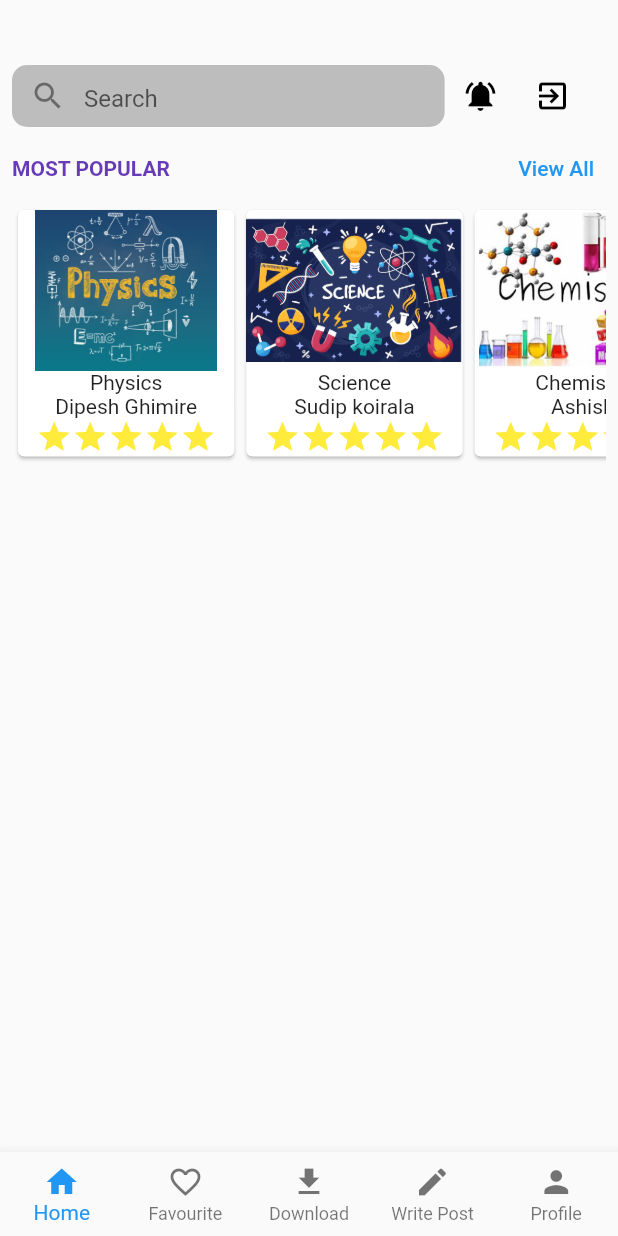
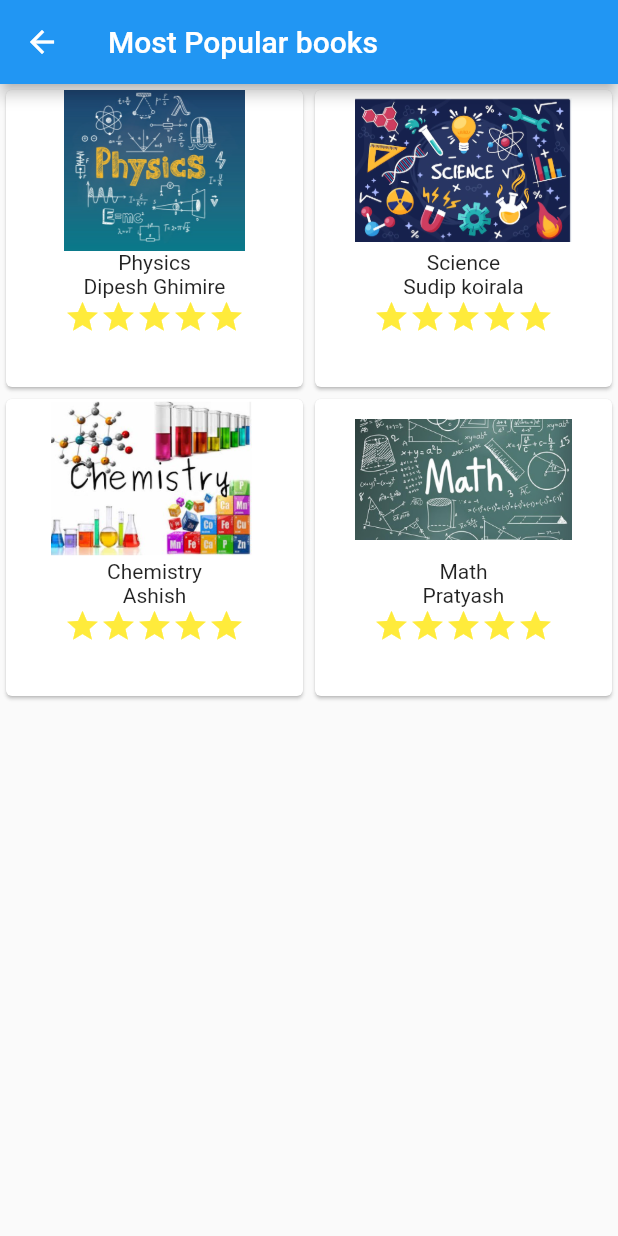
Before and after one commit to Dipesh905/openbooks-flutter, a Flutter app: the screen it shows once a user with an empty profile is signed in, after a tap on "View All", on a phone screen of 412 x 824 dp. Run offline on Flutter 3.47's test engine with Material 2 defaults, Android fonts, the phone set to English and light mode, and no system bars; our stand-ins replace firebase_auth, firebase_core, font_awesome_flutter, google_sign_in; missing offline and left inert: flutter_facebook_auth, twitter_login; accounts and stored records are empty.

Commit message:
implemented search feature and mostpopular  gridview screen added

```diff
--- a/lib/models/books_model.dart
+++ b/lib/models/books_model.dart
@@ -10,3 +10,30 @@ class BooksModel {
       required this.bookDiscription,
       required this.bookimage});
 }
+
+List<BooksModel> listofBooks = [
+  BooksModel(
+      bookTitle: 'Physics',
+      bookWriter: 'Dipesh Ghimire',
+      bookDiscription:
+          'Physics is the natural science that studies matter, its fundamental constituents, its motion and behavior through space and time, and the related entities of energy and force. Physics is one of the most fundamental scientific disciplines, with its main goal being to understand how the universe behaves. ',
+      bookimage: 'assets/physics.PNG'),
+  BooksModel(
+      bookTitle: 'Science',
+      bookWriter: 'Sudip koirala',
+      bookDiscription:
+          'Science is a systematic enterprise that builds and organizes knowledge in the form of testable explanations and predictions about the universe ',
+      bookimage: 'assets/science.PNG'),
+  BooksModel(
+      bookTitle: 'Chemistry',
+      bookWriter: 'Ashish',
+      bookDiscription:
+          'Chemistry is the scientific study of the properties and behavior of matter. It is a natural science that covers the elements that make up matter to the compounds composed of atoms, molecules and ions',
+      bookimage: 'assets/chemistry.PNG'),
+  BooksModel(
+      bookTitle: 'Math',
+      bookWriter: 'Pratyash',
+      bookDiscription:
+          'Mathematics is an area of knowledge that includes such topics as numbers, formulas and related structures, shapes and the spaces in which they are contained, and quantities and their changes. Most mathematical activity involves discovering and proving properties of abstract objects by pure reasoning',
+      bookimage: 'assets/math.PNG')
+];
--- a/lib/screens/home_screen.dart
+++ b/lib/screens/home_screen.dart
@@ -24,7 +24,7 @@ class HomeScreen extends StatelessWidget {
                 child: ListView(
                   children: const [
                     MostPopularBooks(),
-                    //   TrendingBooks(),
+                    //  TrendingBooks(),
                     //   RatedBooks(),
                     //   PopularPoems(),
                     //   PopularStories(),
--- /dev/null
+++ b/lib/screens/most_popular_gridview_screen.dart
@@ -0,0 +1,110 @@
+import 'package:flutter/material.dart';
+import 'package:openbooks/models/books_model.dart';
+
+class MostPopularGridViewScreen extends StatefulWidget {
+  const MostPopularGridViewScreen({Key? key}) : super(key: key);
+
+  @override
+  State<MostPopularGridViewScreen> createState() =>
+      _MostPopularGridViewScreenState();
+}
+
+class _MostPopularGridViewScreenState extends State<MostPopularGridViewScreen> {
+  @override
+  Widget build(BuildContext context) {
+    return Scaffold(
+      appBar: AppBar(
+        title: const Text('Most Popular books'),
+      ),
+      body: SingleChildScrollView(
+          child: Column(
+        children: [
+          GridView.builder(
+            shrinkWrap: true,
+            gridDelegate: const SliverGridDelegateWithFixedCrossAxisCount(
+              crossAxisCount: 2,
+            ),
+            itemCount: listofBooks.length,
+            itemBuilder: (BuildContext context, int index) {
+              return Card(
+                child: Column(
+                  children: [
+                    SizedBox(
+                      height: MediaQuery.of(context).size.height * 0.2,
+                      width: MediaQuery.of(context).size.width * 0.35,
+                      child: Column(
+                        children: [
+                          SizedBox(
+                              height: MediaQuery.of(context).size.height * 0.13,
+                              width: MediaQuery.of(context).size.width * 0.35,
+                              //  color: Colors.blue,
+                              child: Image.asset(listofBooks[index].bookimage)),
+                          Text(listofBooks[index].bookTitle),
+                          Text(listofBooks[index].bookWriter),
+                          Row(
+                            mainAxisAlignment: MainAxisAlignment.center,
+                            children: const [
+                              Icon(
+                                Icons.star,
+                                color: Colors.yellow,
+                              ),
+                              Icon(
+                                Icons.star,
+                                color: Colors.yellow,
+                              ),
+                              Icon(
+                                Icons.star,
+                                color: Colors.yellow,
+                              ),
+                              Icon(
+                                Icons.star,
+                                color: Colors.yellow,
+                              ),
+                              Icon(
+                                Icons.star,
+                                color: Colors.yellow,
+                              ),
+                            ],
+                          ),
+                        ],
+                      ),
+                    ),
+                  ],
+                ),
+              );
+
+              //  Card(
+              //   child: Container(
+              //     height: 30,
+              //     width: 30,
+              //     color: Colors.amber,
+              //   ),
+              // );
+            },
+          ),
+          // GridView.count(
+          //   shrinkWrap: true,
+          //   crossAxisSpacing: 1,
+          //   mainAxisSpacing: 2,
+          //   crossAxisCount: 2,
+          //   children: <Widget>[
+          //     ListView.builder(
+          //       sc
+          //       itemCount: 5,
+          //       itemBuilder: (BuildContext context, int index) {
+          //         return Card(
+          //           child: Container(
+          //             height: 30,
+          //             width: 30,
+          //             color: Colors.amber,
+          //           ),
+          //         );
+          //       },
+          //     ),
+          //   ],
+          // ),
+        ],
+      )),
+    );
+  }
+}
--- a/lib/widgets/books_details_card.dart
+++ b/lib/widgets/books_details_card.dart
@@ -12,33 +12,6 @@ class BooksDetailCard extends StatefulWidget {
 }
 
 class _BooksDetailCardState extends State<BooksDetailCard> {
-  List<BooksModel> listofBooks = [
-    BooksModel(
-        bookTitle: 'Physics',
-        bookWriter: 'Dipesh Ghimire',
-        bookDiscription:
-            'Physics is the natural science that studies matter, its fundamental constituents, its motion and behavior through space and time, and the related entities of energy and force. Physics is one of the most fundamental scientific disciplines, with its main goal being to understand how the universe behaves. ',
-        bookimage: 'assets/physics.PNG'),
-    BooksModel(
-        bookTitle: 'Science',
-        bookWriter: 'Sudip koirala',
-        bookDiscription:
-            'Science is a systematic enterprise that builds and organizes knowledge in the form of testable explanations and predictions about the universe ',
-        bookimage: 'assets/science.PNG'),
-    BooksModel(
-        bookTitle: 'Chemistry',
-        bookWriter: 'Ashish',
-        bookDiscription:
-            'Chemistry is the scientific study of the properties and behavior of matter. It is a natural science that covers the elements that make up matter to the compounds composed of atoms, molecules and ions',
-        bookimage: 'assets/chemistry.PNG'),
-    BooksModel(
-        bookTitle: 'Math',
-        bookWriter: 'Pratyash',
-        bookDiscription:
-            'Mathematics is an area of knowledge that includes such topics as numbers, formulas and related structures, shapes and the spaces in which they are contained, and quantities and their changes. Most mathematical activity involves discovering and proving properties of abstract objects by pure reasoning',
-        bookimage: 'assets/math.PNG')
-  ];
-
   @override
   Widget build(BuildContext context) {
     return ListView.builder(
@@ -67,7 +40,7 @@ class _BooksDetailCardState extends State<BooksDetailCard> {
                   width: MediaQuery.of(context).size.width * 0.35,
                   child: Column(
                     children: [
-                      Container(
+                      SizedBox(
                           height: MediaQuery.of(context).size.height * 0.13,
                           width: MediaQuery.of(context).size.width * 0.35,
                           //  color: Colors.blue,
--- a/lib/widgets/homepage_appbar.dart
+++ b/lib/widgets/homepage_appbar.dart
@@ -1,4 +1,5 @@
 import 'package:flutter/material.dart';
+import 'package:openbooks/screens/search_screen.dart';
 import 'package:openbooks/utils/google_auth_helper.dart';
 
 class HomePageAppBar extends StatelessWidget {
@@ -12,7 +13,7 @@ class HomePageAppBar extends StatelessWidget {
       children: [
         Container(
           height: MediaQuery.of(context).size.height * 0.05,
-          width: MediaQuery.of(context).size.width * 0.7,
+          width: MediaQuery.of(context).size.width * 0.55,
           decoration: BoxDecoration(
               color: Colors.grey[400], borderRadius: BorderRadius.circular(10)),
           child: Center(
@@ -23,6 +24,16 @@ class HomePageAppBar extends StatelessWidget {
                   prefixIcon: Icon(Icons.search),
                   hintText: 'Search'),
             ),
+          ),
+        ),
+        IconButton(
+          onPressed: () {
+            Navigator.push(context,
+                MaterialPageRoute(builder: (_) => const SearchScreen()));
+          },
+          icon: const Icon(
+            Icons.search,
+            color: Colors.black,
           ),
         ),
         IconButton(
--- a/lib/widgets/most_popular_books.dart
+++ b/lib/widgets/most_popular_books.dart
@@ -1,4 +1,5 @@
 import 'package:flutter/material.dart';
+import 'package:openbooks/screens/most_popular_gridview_screen.dart';
 import 'package:openbooks/widgets/books_details_card.dart';
 import 'package:openbooks/widgets/reusable_topic_section.dart';
 
@@ -15,7 +16,15 @@ class MostPopularBooks extends StatelessWidget {
           mainAxisAlignment: MainAxisAlignment.spaceBetween,
           children: [
             const ReUsableTopicSection(title: 'Most Popular'),
-            TextButton(onPressed: () {}, child: const Text('View All'))
+            TextButton(
+                onPressed: () {
+                  Navigator.push(
+                      context,
+                      MaterialPageRoute(
+                          builder: ((context) =>
+                              const MostPopularGridViewScreen())));
+                },
+                child: const Text('View All'))
           ],
         ),
         SizedBox(
```
Also changed, not shown: lib/screens/search_screen.dart (added, +121 -0 lines).
